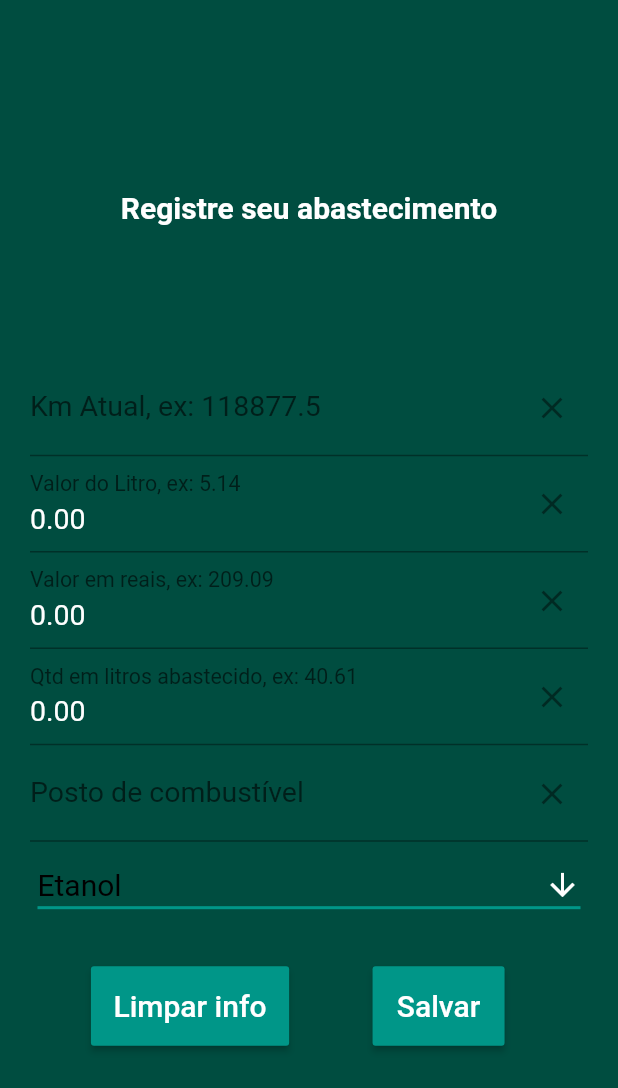
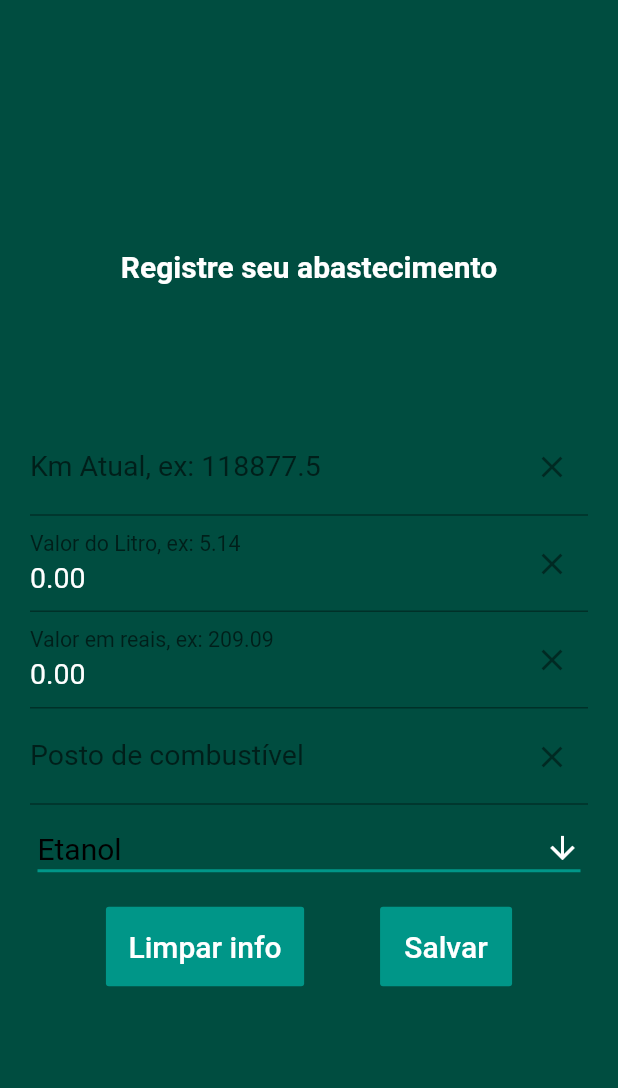
Before and after one commit to HenriqueRib/Quanto_Rendes_2.0, a Flutter app: the MarcarPage screen opened directly, on a phone screen of 412 x 824 dp. Shown: the top 1088 px of the screen. Run offline on Flutter 3.47's test engine with Material 2 defaults, Android fonts, the phone set to English and light mode, and no system bars; our stand-ins replace dio, extended_masked_text, flutter_easyloading, flutter_screenutil, flutter_slidable, image_picker and 1 more; missing offline and left inert: fl_toast; accounts and stored records are empty.

Commit message:
Retirando UM CAMPO sem necessidade e ajustando um pouco do layout

```diff
--- a/lib/pages/marcar.dart
+++ b/lib/pages/marcar.dart
@@ -25,7 +25,7 @@
   final FocusNode _focusKmAtual = FocusNode();
   final FocusNode _focusValorLitro = FocusNode();
   final FocusNode _focusValorReais = FocusNode();
-  final FocusNode _focusQtdLitro = FocusNode();
+  // final FocusNode _focusQtdLitro = FocusNode();
   final FocusNode _focusPosto = FocusNode();
   String dropdownValue = 'Etanol';
   String _textoResultado = "Registre seu abastecimento";
@@ -113,7 +113,7 @@
         _focusKmAtual.unfocus();
         _focusValorLitro.unfocus();
         _focusValorReais.unfocus();
-        _focusQtdLitro.unfocus();
+        // _focusQtdLitro.unfocus();
         _focusPosto.unfocus();
       },
       child: Scaffold(
@@ -188,24 +188,24 @@
                     ),
                     controller: _controllerValorReais,
                   ),
-                  TextField(
-                    focusNode: _focusQtdLitro,
-                    keyboardType: TextInputType.number,
-                    decoration: InputDecoration(
-                      labelText: "Qtd em litros abastecido, ex: 40.61",
-                      suffixIcon: IconButton(
-                        onPressed: () => _controllerQtdLitrosAbastecido.clear(),
-                        icon: const Icon(
-                          Icons.clear,
-                        ),
-                      ),
-                    ),
-                    style: const TextStyle(
-                      color: Colors.white,
-                      fontSize: 19,
-                    ),
-                    controller: _controllerQtdLitrosAbastecido,
-                  ),
+                  // TextField(
+                  //   focusNode: _focusQtdLitro,
+                  //   keyboardType: TextInputType.number,
+                  //   decoration: InputDecoration(
+                  //     labelText: "Qtd em litros abastecido, ex: 40.61",
+                  //     suffixIcon: IconButton(
+                  //       onPressed: () => _controllerQtdLitrosAbastecido.clear(),
+                  //       icon: const Icon(
+                  //         Icons.clear,
+                  //       ),
+                  //     ),
+                  //   ),
+                  //   style: const TextStyle(
+                  //     color: Colors.white,
+                  //     fontSize: 19,
+                  //   ),
+                  //   controller: _controllerQtdLitrosAbastecido,
+                  // ),
                   TextField(
                     focusNode: _focusPosto,
                     keyboardType: TextInputType.number,
@@ -229,7 +229,7 @@
                       top: 5,
                       left: 5,
                       right: 5,
-                      bottom: 10,
+                      bottom: 15,
                     ),
                     child: DropdownButton<String>(
                       isExpanded: true,
@@ -267,9 +267,7 @@
                     mainAxisAlignment: MainAxisAlignment.spaceEvenly,
                     crossAxisAlignment: CrossAxisAlignment.center,
                     children: [
-                      Padding(
-                        padding: const EdgeInsets.only(top: 20),
-                        child: RaisedButton(
+                      FlatButton(
                         color: Colors.teal,
                         textColor: Colors.white,
                         padding: const EdgeInsets.all(15),
@@ -279,14 +277,7 @@
                         ),
                         onPressed: () => _limpar(),
                       ),
-                      ),
-                      Padding(
-                        padding: const EdgeInsets.only(
-                          top: 20,
-                          left: 15,
-                          right: 15,
-                        ),
-                        child: RaisedButton(
+                      FlatButton(
                         color: Colors.teal,
                         textColor: Colors.white,
                         padding: const EdgeInsets.all(15),
@@ -296,12 +287,10 @@
                             fontSize: 20,
                           ),
                         ),
-                          //onPressed: _salvarAbastecimento
                         onPressed: () {
                           _salvarAbastecimento();
                         },
-                        ),
-                      ),
+                      )
                     ],
                   ),
                 ],
```
Lines whose indentation alone changed are shown as unchanged.
